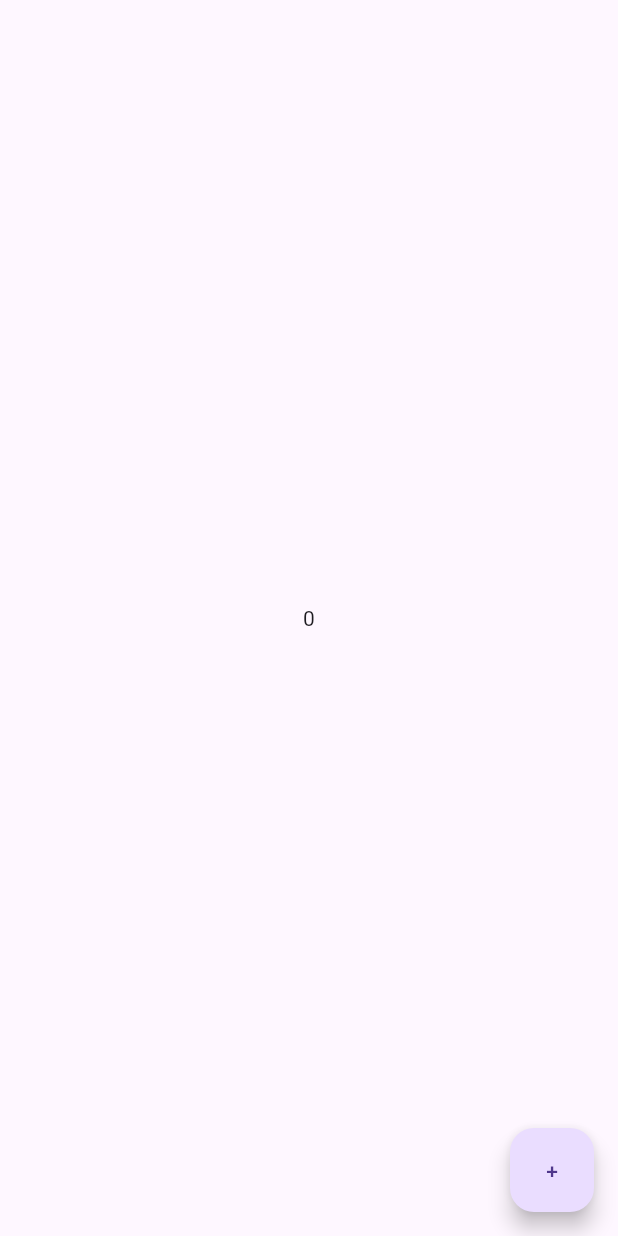
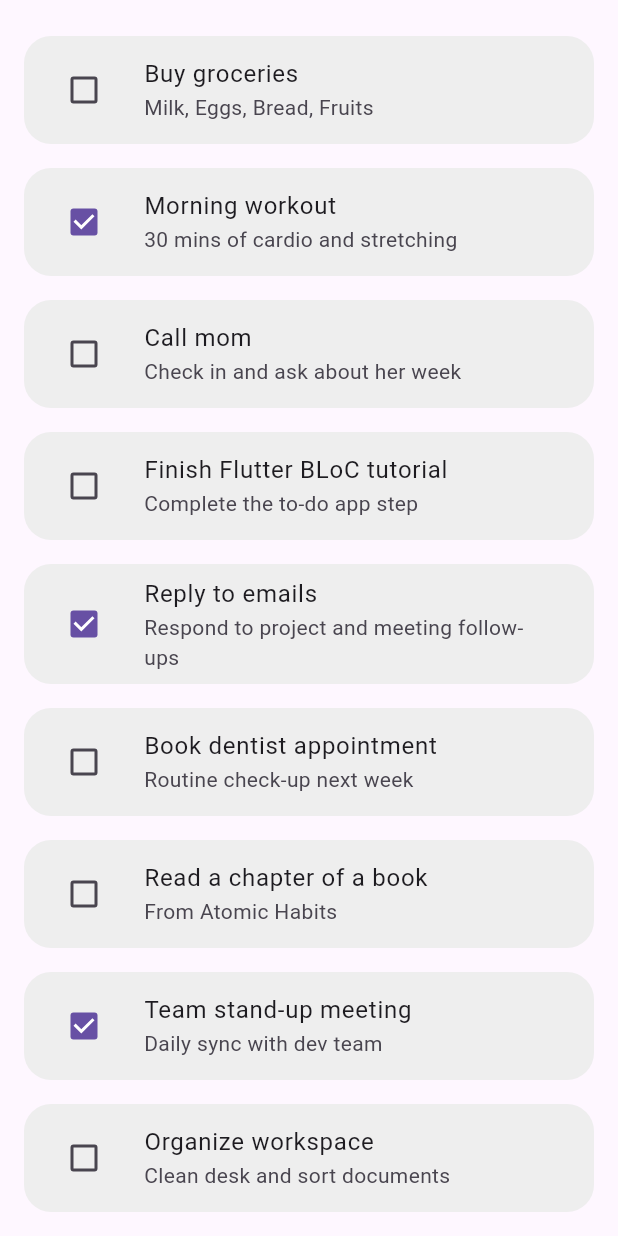
Before and after one commit to ChinmayMangela/bloc_practice, a Flutter app: the screen it shows after launch, on a phone screen of 412 x 824 dp. Run offline on Flutter 3.47's test engine with Material 3 defaults, Android fonts, the phone set to English and light mode, and no system bars; our stand-ins replace flutter_bloc.

Commit message:
Feat: Implement basic Todo list with dummy data
This commit introduces the basic structure for a Todo list feature, including data models, a home screen, and widgets to display the list and individual items. It uses dummy data for demonstration purposes.

The following changes were made:
- Create `Todo` model with properties for id, title, description, completion status, and creation date.
- Introduce a list of `dummyTodos` for initial data.
- Create `TodoHomeScreen` to serve as the main screen for the Todo list.
- Implement `TodoList` widget to display a list of `TodoTile` widgets.
- Create `TodoTile` widget to represent an individual Todo item with a checkbox and text details.
- Modify `main.dart` to display `TodoHomeScreen` as the initial screen and wrap `BlocProvider` in `MultiBlocProvider` for future expansion.

```diff
--- a/lib/counter/bloc/counter_bloc.dart
+++ b/lib/counter/bloc/counter_bloc.dart
@@ -1,5 +1,4 @@
 import 'package:bloc_practice/counter/bloc/counter_state.dart';
-import 'package:equatable/equatable.dart';
 import 'package:flutter_bloc/flutter_bloc.dart';
 
 part 'counter_event.dart';
--- a/lib/main.dart
+++ b/lib/main.dart
@@ -1,11 +1,17 @@
 import 'package:bloc_practice/counter/bloc/counter_bloc.dart';
 import 'package:bloc_practice/counter/counter_screen.dart';
+import 'package:bloc_practice/todo/presentation/screens/todo_home.dart';
 import 'package:flutter/material.dart';
 import 'package:flutter_bloc/flutter_bloc.dart';
 
 void main() {
   runApp(
-    BlocProvider(create: (_) => CounterBloc(), child: const MyApp()),
+    MultiBlocProvider(
+      providers: [
+        BlocProvider(create: (_) => CounterBloc(), child: const MyApp()),
+      ],
+      child: const MyApp(),
+    ),
   );
 }
 
@@ -14,6 +20,6 @@ class MyApp extends StatelessWidget {
 
   @override
   Widget build(BuildContext context) {
-    return MaterialApp(home: SafeArea(child: CounterScreen()));
+    return MaterialApp(home: SafeArea(child: TodoHomeScreen()));
   }
 }
--- /dev/null
+++ b/lib/todo/data/models/todo.dart
@@ -0,0 +1,90 @@
+
+
+class Todo {
+  final String id;
+  final String title;
+  final String description;
+  bool isCompleted;
+  final DateTime createdAt;
+
+  Todo({
+    required this.id,
+    required this.title,
+    required this.description,
+    required this.createdAt,
+    this.isCompleted = false
+  });
+}
+
+final List<Todo> dummyTodos = [
+  Todo(
+    id: '1',
+    title: 'Buy groceries',
+    description: 'Milk, Eggs, Bread, Fruits',
+    isCompleted: false,
+    createdAt: DateTime.parse('2025-05-15 09:00:00'),
+  ),
+  Todo(
+    id: '2',
+    title: 'Morning workout',
+    description: '30 mins of cardio and stretching',
+    createdAt: DateTime.parse('2025-05-15 06:30:00'),
+    isCompleted: true,
+  ),
+  Todo(
+    id: '3',
+    title: 'Call mom',
+    description: 'Check in and ask about her week',
+    isCompleted: false,
+    createdAt: DateTime.parse('2025-05-14 18:00:00'),
+  ),
+  Todo(
+    id: '4',
+    title: 'Finish Flutter BLoC tutorial',
+    description: 'Complete the to-do app step',
+    isCompleted: false,
+    createdAt: DateTime.parse('2025-05-13 16:45:00'),
+  ),
+  Todo(
+    id: '5',
+    title: 'Reply to emails',
+    description: 'Respond to project and meeting follow-ups',
+    createdAt: DateTime.parse('2025-05-15 10:15:00'),
+    isCompleted: true,
+  ),
+  Todo(
+    id: '6',
+    title: 'Book dentist appointment',
+    description: 'Routine check-up next week',
+    isCompleted: false,
+    createdAt: DateTime.parse('2025-05-14 11:00:00'),
+  ),
+  Todo(
+    id: '7',
+    title: 'Read a chapter of a book',
+    description: 'From Atomic Habits',
+    createdAt: DateTime.parse('2025-05-13 20:00:00'),
+    isCompleted: false,
+  ),
+  Todo(
+    id: '8',
+    title: 'Team stand-up meeting',
+    description: 'Daily sync with dev team',
+    createdAt: DateTime.parse('2025-05-15 09:30:00'),
+    isCompleted: true,
+  ),
+  Todo(
+    id: '9',
+    title: 'Organize workspace',
+    description: 'Clean desk and sort documents',
+    createdAt: DateTime.parse('2025-05-14 15:30:00'),
+    isCompleted: false,
+  ),
+  Todo(
+    id: '10',
+    title: 'Plan weekend trip',
+    description: 'Look up hiking spots and book a hotel',
+    createdAt: DateTime.parse('2025-05-12 21:00:00'),
+    isCompleted: false,
+  ),
+];
--- /dev/null
+++ b/lib/todo/presentation/screens/todo_home.dart
@@ -0,0 +1,28 @@
+import 'package:bloc_practice/todo/data/models/todo.dart';
+import 'package:bloc_practice/todo/presentation/widgets/todo_list.dart';
+import 'package:flutter/material.dart';
+
+class TodoHomeScreen extends StatefulWidget {
+  const TodoHomeScreen({super.key});
+
+  @override
+  State<TodoHomeScreen> createState() => _TodoHomeScreenState();
+}
+
+class _TodoHomeScreenState extends State<TodoHomeScreen> {
+  @override
+  Widget build(BuildContext context) {
+    return Scaffold(
+      body: _buildBody(),
+    );
+  }
+
+  Widget _buildBody() {
+    return Padding(
+      padding: const EdgeInsets.all(16.0),
+      child: TodoList(
+        todos: dummyTodos,
+      ),
+    );
+  }
+}
--- /dev/null
+++ b/lib/todo/presentation/widgets/todo_list.dart
@@ -0,0 +1,19 @@
+import 'package:bloc_practice/todo/data/models/todo.dart';
+import 'package:bloc_practice/todo/presentation/widgets/todo_tile.dart';
+import 'package:flutter/material.dart';
+
+class TodoList extends StatelessWidget {
+  const TodoList({super.key, required this.todos});
+
+  final List<Todo> todos;
+
+  @override
+  Widget build(BuildContext context) {
+    return ListView.builder(
+      itemBuilder: (context, index) {
+        return TodoTile(todo: todos[index]);
+      },
+      itemCount: todos.length,
+    );
+  }
+}
--- /dev/null
+++ b/lib/todo/presentation/widgets/todo_tile.dart
@@ -0,0 +1,33 @@
+import 'package:bloc_practice/todo/data/models/todo.dart';
+import 'package:flutter/material.dart';
+
+class TodoTile extends StatefulWidget {
+  const TodoTile({super.key, required this.todo});
+
+  final Todo todo;
+
+  @override
+  State<TodoTile> createState() => _TodoTileState();
+}
+
+class _TodoTileState extends State<TodoTile> {
+  @override
+  Widget build(BuildContext context) {
+    return Container(
+      margin: const EdgeInsets.symmetric(vertical: 8),
+      decoration: BoxDecoration(
+        color: Colors.grey.shade200,
+        borderRadius: BorderRadius.circular(18)
+      ),
+      child: ListTile(
+        leading: Checkbox(value: widget.todo.isCompleted, onChanged: (value) {
+          setState(() {
+            widget.todo.isCompleted = value!;
+          });
+        }),
+        title: Text(widget.todo.title),
+        subtitle: Text(widget.todo.description),
+      ),
+    );
+  }
+}
```
